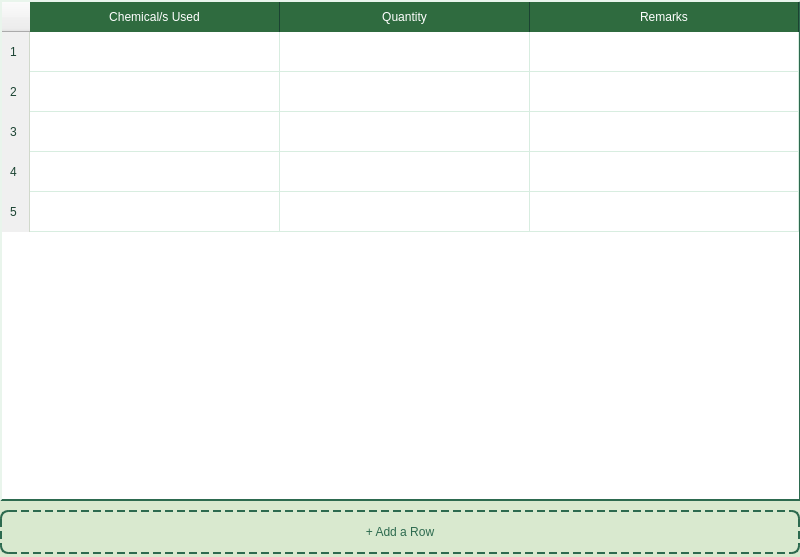
Above: qt/Chemical_Used.ui from Eorico/RionnPest_Frontend before the change. Below: the same form after it.
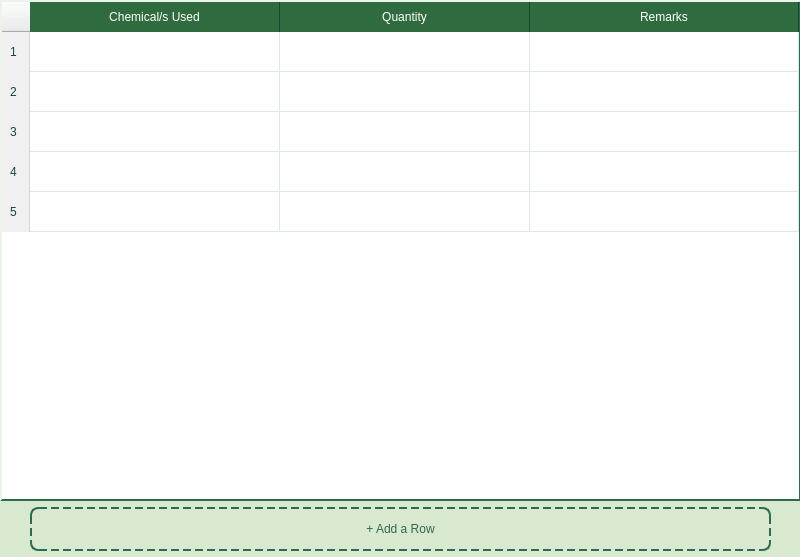
That is the form after the change.

Patch:
```diff
--- a/qt/Chemical_Used.ui
+++ b/qt/Chemical_Used.ui
@@ -186,9 +186,9 @@
    <widget class="QPushButton" name="addRowBtn_chem">
     <property name="geometry">
      <rect>
-      <x>0</x>
-      <y>510</y>
-      <width>800</width>
+      <x>30</x>
+      <y>507</y>
+      <width>741</width>
       <height>44</height>
      </rect>
     </property>
```
